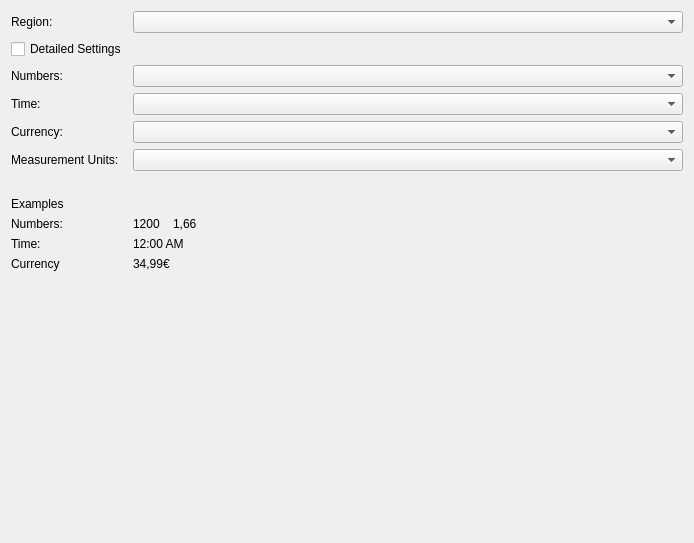
Qt form kcms/formats/kcmformatswidget.ui (KDE/plasma-desktop) before a commit.
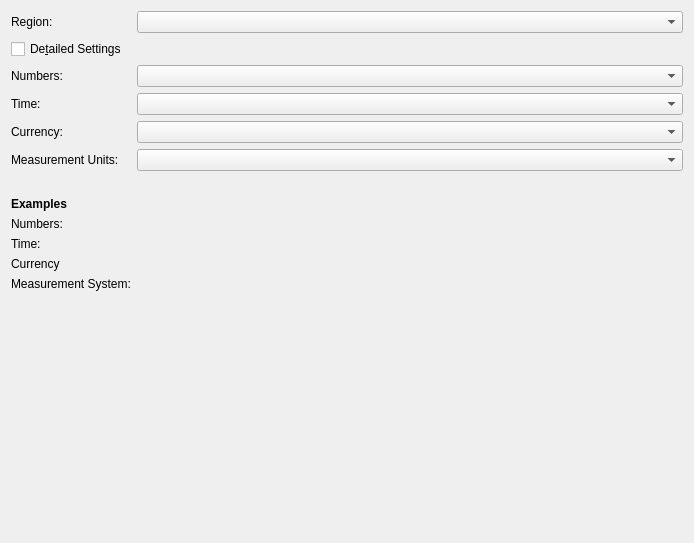
The same form after that commit.

Commit message: Show flags in combos

```diff
--- a/kcms/formats/kcmformatswidget.ui
+++ b/kcms/formats/kcmformatswidget.ui
@@ -52,7 +52,7 @@
      <item row="1" column="0">
       <widget class="QCheckBox" name="checkDetailed">
        <property name="text">
-        <string>Detailed Settings</string>
+        <string>De&amp;tailed Settings</string>
        </property>
       </widget>
      </item>
@@ -173,10 +173,10 @@
      <item row="7" column="0">
       <widget class="QLabel" name="label_9">
        <property name="text">
-        <string>Examples</string>
+        <string>&lt;b&gt;Examples&lt;/b&gt;</string>
        </property>
        <property name="alignment">
-        <set>Qt::AlignLeading|Qt::AlignLeft|Qt::AlignTop</set>
+        <set>Qt::AlignLeading|Qt::AlignLeft|Qt::AlignVCenter</set>
        </property>
       </widget>
      </item>
@@ -193,7 +193,7 @@
      <item row="8" column="1">
       <widget class="QLabel" name="exampleNumbers">
        <property name="text">
-        <string>1200    1,66</string>
+        <string>                             </string>
        </property>
        <property name="alignment">
         <set>Qt::AlignLeading|Qt::AlignLeft|Qt::AlignTop</set>
@@ -213,7 +213,7 @@
      <item row="9" column="1">
       <widget class="QLabel" name="exampleTime">
        <property name="text">
-        <string>12:00 AM</string>
+        <string>                             </string>
        </property>
        <property name="alignment">
         <set>Qt::AlignLeading|Qt::AlignLeft|Qt::AlignTop</set>
@@ -233,17 +233,7 @@
      <item row="10" column="1">
       <widget class="QLabel" name="exampleCurrency">
        <property name="text">
-        <string>34,99€</string>
-       </property>
-       <property name="alignment">
-        <set>Qt::AlignLeading|Qt::AlignLeft|Qt::AlignTop</set>
-       </property>
-      </widget>
-     </item>
-     <item row="11" column="1">
-      <widget class="QLabel" name="exampleMeasurement">
-       <property name="text">
-        <string/>
+        <string>                             </string>
        </property>
        <property name="alignment">
         <set>Qt::AlignLeading|Qt::AlignLeft|Qt::AlignTop</set>
@@ -253,7 +243,17 @@
      <item row="11" column="0">
       <widget class="QLabel" name="lexMeasurement">
        <property name="text">
-        <string/>
+        <string>Measurement System:</string>
+       </property>
+       <property name="alignment">
+        <set>Qt::AlignLeading|Qt::AlignLeft|Qt::AlignTop</set>
+       </property>
+      </widget>
+     </item>
+     <item row="11" column="1">
+      <widget class="QLabel" name="exampleMeasurement">
+       <property name="text">
+        <string>                               </string>
        </property>
        <property name="alignment">
         <set>Qt::AlignLeading|Qt::AlignLeft|Qt::AlignTop</set>
```
Left out of the diff: 2 changed lines with no effect on the pictures. The commit also changes 1 other file.
